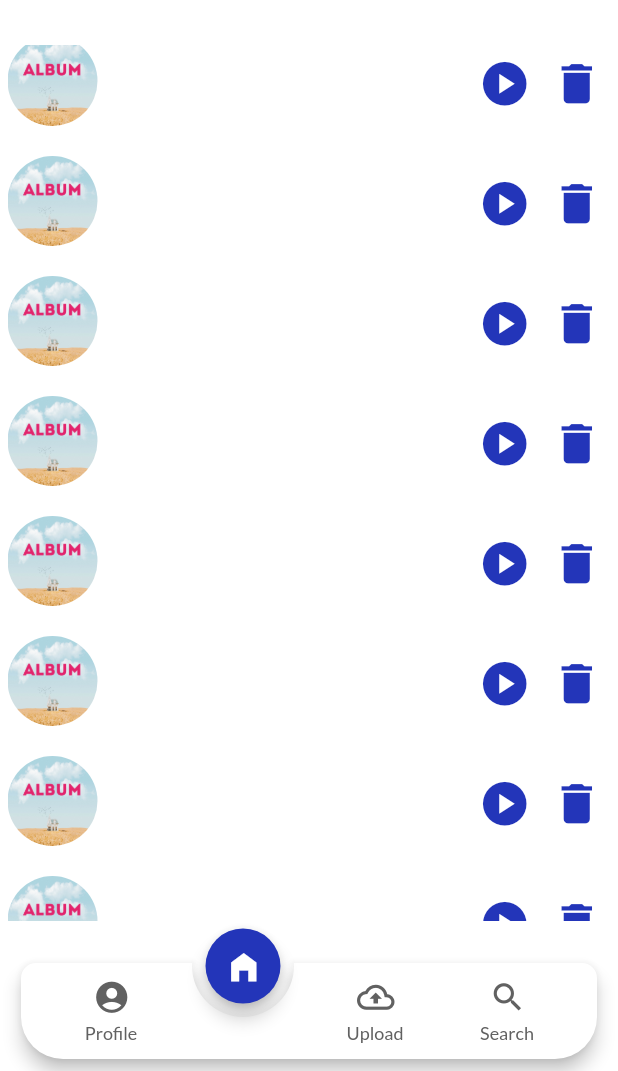
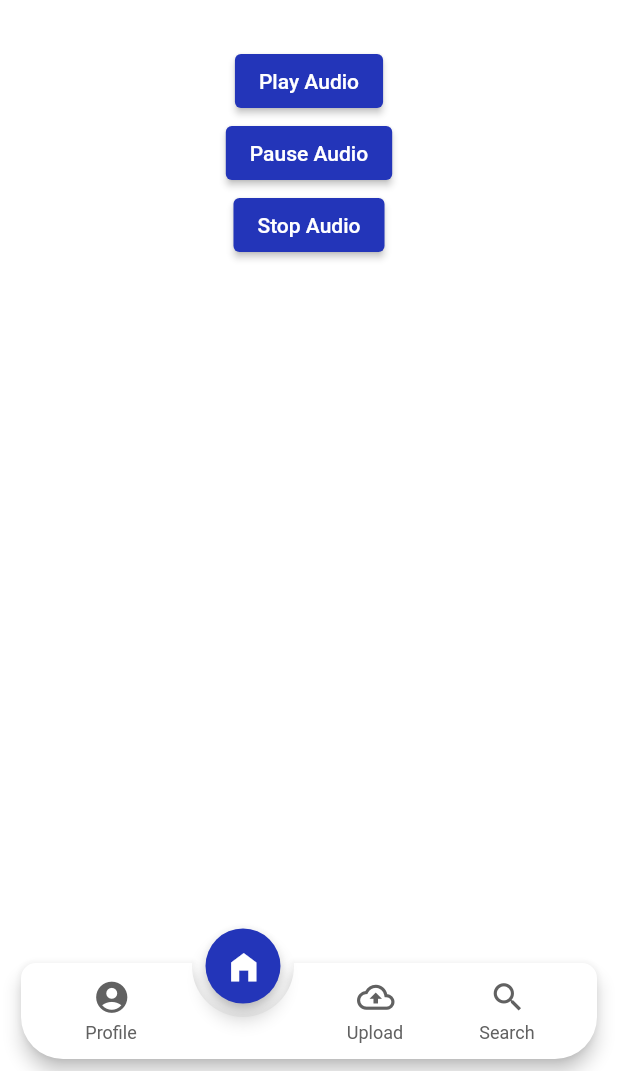
Before and after one commit to Samanrb/Internet_Radio_App, a Flutter app: the HomeScreen_page screen opened directly, scrolled down 576 dp, after a tap on the "play circle" icon, on a phone screen of 412 x 824 dp, the part 165-1236 px from its top. Run offline on Flutter 3.47's test engine with Material 2 defaults, Android fonts, the phone set to English and light mode, and no system bars; drawn by our look-alikes of animated_notch_bottom_bar; our stand-ins replace audioplayers, bloc, flutter_bloc, flutter_pw_validator, google_fonts; missing offline and left inert: dart:ffi; generated files the repository leaves out were written again.

Commit message:
a simple audio player added

```diff
--- /dev/null
+++ b/App_project/Flutter_app/flutter_internet_app/lib/audioplayer_page.dart
@@ -0,0 +1,182 @@
+// ignore_for_file: camel_case_types, unused_import, unused_local_variable, prefer_const_literals_to_create_immutables, prefer_const_constructors, unused_field, no_leading_underscores_for_local_identifiers, unused_element, non_constant_identifier_names
+
+import 'dart:ffi';
+import 'dart:io';
+import 'package:flutter/material.dart';
+import 'package:animated_notch_bottom_bar/animated_notch_bottom_bar/animated_notch_bottom_bar.dart';
+import 'package:flutter_internet_app/Variables.dart';
+import 'package:flutter_internet_app/bottomBar.dart';
+import 'package:flutter_localizations/flutter_localizations.dart';
+import 'package:flutter_bloc/flutter_bloc.dart';
+import 'package:flutter_internet_app/change_account.dart';
+import 'package:flutter_internet_app/cubit/selected_tab_cubit_cubit.dart';
+import 'package:flutter_gen/gen_l10n/app_localizations.dart';
+import 'package:flutter_internet_app/splash_screen.dart';
+import 'package:flutter_pw_validator/flutter_pw_validator.dart';
+import 'package:audioplayers/audioplayers.dart';
+
+
+void main() {
+  runApp(AudioPlayers(toggleThemeMode: () {
+    if (themeMode == ThemeMode.dark) {
+      themeMode = ThemeMode.light;
+    } else {
+      themeMode = ThemeMode.dark;
+    }
+  }, selectedLanguageChanged: (Language newSelectedLanguageByUser) {
+    locale = newSelectedLanguageByUser == Language.en
+        ? const Locale('en', '1')
+        : const Locale('fa', '98');
+  }));
+}
+
+class AudioPlayers extends StatefulWidget {
+  const AudioPlayers(
+      {super.key,
+      required Function() toggleThemeMode,
+      required Function(Language newSelectedLanguageByUser)
+          selectedLanguageChanged});
+
+  @override
+  State<AudioPlayers> createState() => _AudioPlayersState();
+}
+
+class _AudioPlayersState extends State<AudioPlayers> {
+  @override
+  Widget build(BuildContext context) {
+    return MaterialApp(
+      debugShowCheckedModeBanner: false,
+      locale: locale,
+      localizationsDelegates: const [
+        AppLocalizations.delegate,
+        GlobalMaterialLocalizations.delegate,
+        GlobalWidgetsLocalizations.delegate,
+        GlobalCupertinoLocalizations.delegate,
+      ],
+      supportedLocales: AppLocalizations.supportedLocales,
+      title: 'Flutter auth',
+      // home: BlocProvider(
+      //   create: (context) => SelectedTabCubitCubit(),
+      //   child: const Auth(),
+      // ),
+      home: MultiBlocProvider(
+        providers: [
+          BlocProvider(
+            create: (context) => SelectedTabCubitCubit(),
+          ),
+          // BlocProvider<BlocB>(
+          //   create: (BuildContext context) => BlocB(),
+          // ),
+          // BlocProvider<BlocC>(
+          //   create: (BuildContext context) => BlocC(),
+          // ),
+        ],
+        child: const AudioPlayer_page(),
+      ),
+    );
+  }
+}
+
+class AudioPlayer_page extends StatefulWidget {
+  const AudioPlayer_page({super.key});
+
+  @override
+  State<AudioPlayer_page> createState() => _AudioPlayer_pageState();
+}
+
+class _AudioPlayer_pageState extends State<AudioPlayer_page> {
+
+  @override
+  Widget build(BuildContext context) {
+    final localization = AppLocalizations.of(context)!;
+
+
+    return Scaffold(
+      resizeToAvoidBottomInset: true, //for keyboard
+      backgroundColor: Colors.white,
+      body: SafeArea(
+        child: Column(
+          children: [
+            const Center(
+              child: Padding(
+                padding: EdgeInsets.all(10.0),
+                child: SizedBox(
+                    width: 100,
+                    height: 100,
+                    child: Image(image: AssetImage('assets/images/logo.jpg'))),
+              ),
+            ),
+            SizedBox(
+              height: 20,
+            ),
+            AudioPlayerScreen(),
+
+          ],
+        ),
+      ),
+      bottomNavigationBar: MyBottonBar(localization),
+    );
+  }
+}
+
+
+class AudioPlayerScreen extends StatelessWidget {
+  const AudioPlayerScreen({super.key});
+
+  @override
+  Widget build(BuildContext context) {
+    return Center(
+        child: Column(
+          mainAxisAlignment: MainAxisAlignment.center,
+          children: <Widget>[
+            ElevatedButton(
+              style: ButtonStyle(
+                backgroundColor: MaterialStateProperty.all(MyAppColors().primaryColor),
+              ),
+              onPressed: () {
+                AudioPlayerManager.playAudioFromAsset('audio/temp_song.mp3');
+              },
+              child: Text('Play Audio'),
+            ),
+            ElevatedButton(
+              style: ButtonStyle(
+                backgroundColor: MaterialStateProperty.all(MyAppColors().primaryColor),
+              ),
+              onPressed: () {
+                AudioPlayerManager.pauseAudio();
+              },
+              child: Text('Pause Audio'),
+            ),
+            ElevatedButton(
+              style: ButtonStyle(
+                backgroundColor: MaterialStateProperty.all(MyAppColors().primaryColor),
+              ),
+              onPressed: () {
+                AudioPlayerManager.stopAudio();
+              },
+              child: Text('Stop Audio'),
+            ),
+          ],
+        ),
+
+    );
+  }
+}
+
+class AudioPlayerManager {
+  static AudioPlayer audioPlayer = AudioPlayer();
+
+  static Future<void> playAudioFromAsset(String assetPath) async {
+    Source audio_source = AssetSource(assetPath);
+    await audioPlayer.stop();
+    await audioPlayer.play(audio_source);
+  }
+
+  static Future<void> pauseAudio() async {
+    await audioPlayer.pause();
+  }
+
+  static Future<void> stopAudio() async {
+    await audioPlayer.stop();
+  }
+}
--- a/App_project/Flutter_app/flutter_internet_app/lib/home_page.dart
+++ b/App_project/Flutter_app/flutter_internet_app/lib/home_page.dart
@@ -5,6 +5,7 @@ import 'dart:io';
 import 'package:flutter/material.dart';
 import 'package:animated_notch_bottom_bar/animated_notch_bottom_bar/animated_notch_bottom_bar.dart';
 import 'package:flutter_internet_app/Variables.dart';
+import 'package:flutter_internet_app/audioplayer_page.dart';
 import 'package:flutter_internet_app/bottomBar.dart';
 import 'package:flutter_localizations/flutter_localizations.dart';
 import 'package:flutter_bloc/flutter_bloc.dart';
@@ -179,7 +180,35 @@ class _Music_ListState extends State<Music_List> {
                     size: 35,
                     color: MyAppColors().primaryColor,
                   ),
-                  onPressed: () {},
+                  onPressed: () {
+                    debugPrint('play song $index');
+                    Navigator.of(context).push(PageRouteBuilder(
+                        pageBuilder: (context, animation, secondaryAnimation) =>
+                            AudioPlayers(toggleThemeMode: () {
+                              if (themeMode == ThemeMode.dark) {
+                                themeMode = ThemeMode.light;
+                              } else {
+                                themeMode = ThemeMode.dark;
+                              }
+                            }, selectedLanguageChanged:
+                                (Language newSelectedLanguageByUser) {
+                              locale = newSelectedLanguageByUser == Language.en
+                                  ? const Locale('en', '1')
+                                  : const Locale('fa', '98');
+                            }),
+                        transitionsBuilder:
+                            (context, animation, secondaryAnimation, child) {
+                          var begin = const Offset(1.0, 1.0);
+                          var end = Offset.zero;
+                          var curve = Curves.ease;
+                          var tween = Tween(begin: begin, end: end)
+                              .chain(CurveTween(curve: curve));
+                          return SlideTransition(
+                            position: animation.drive(tween),
+                            child: child,
+                          );
+                        }));
+                  },
                 ),
                 IconButton(
                   icon: Icon(
--- a/App_project/Flutter_app/flutter_internet_app/pubspec.yaml
+++ b/App_project/Flutter_app/flutter_internet_app/pubspec.yaml
@@ -42,6 +42,7 @@ dependencies:
   google_fonts: ^5.1.0
   flutter_bloc: ^8.1.3
   flutter_pw_validator: ^1.6.0
+  audioplayers: ^5.1.0
 
 dev_dependencies:
   flutter_test:
@@ -68,8 +69,8 @@ flutter:
 
   # To add assets to your application, add an assets section, like this:
   assets:
-     - assets/images/logo.jpg
      - assets/images/
+     - assets/audio/
   #   - images/a_dot_ham.jpeg
 
   # An image asset can refer to one or more resolution-specific "variants", see
```
Also changed, not shown: App_project/Flutter_app/flutter_internet_app/pubspec.lock, 6 other files.
